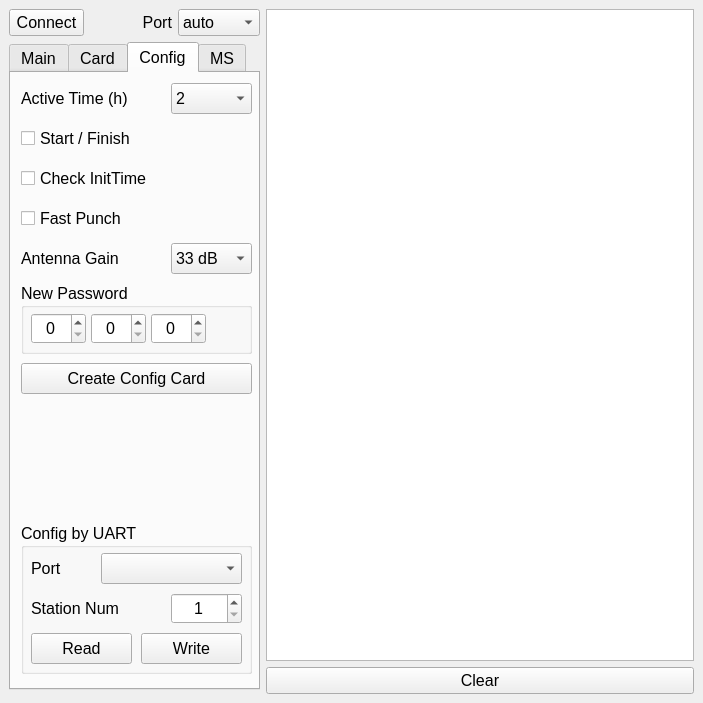
First picture: the form in design.ui, repository sportiduino/SportiduinoPQ, before the edit.
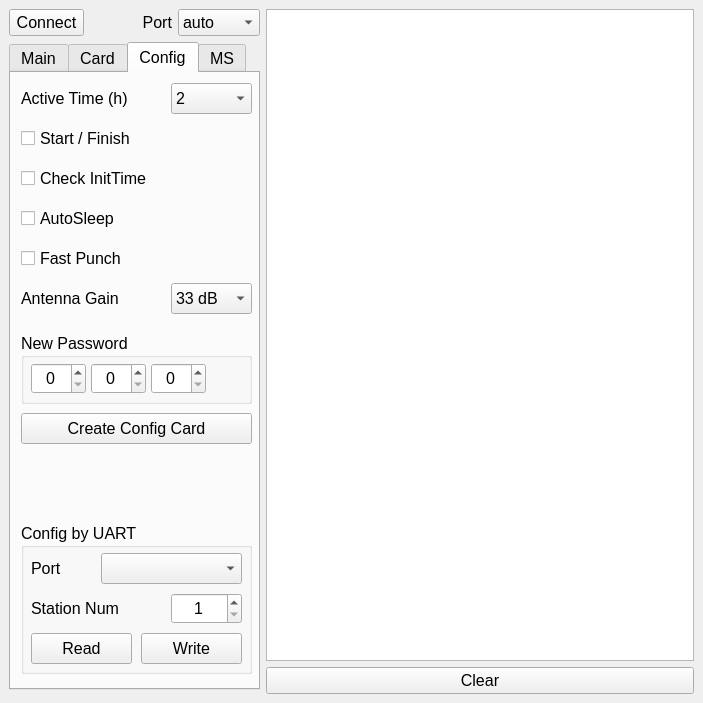
Second picture: the form after the edit. The open tabs and pages were chosen to show the change.

Commit message: Autosleep option for BS v3.9.0

```diff
--- a/design.ui
+++ b/design.ui
@@ -883,7 +883,7 @@
             <property name="geometry">
              <rect>
               <x>10</x>
-              <y>290</y>
+              <y>340</y>
               <width>231</width>
               <height>31</height>
              </rect>
@@ -899,7 +899,7 @@
             <property name="geometry">
              <rect>
               <x>10</x>
-              <y>210</y>
+              <y>260</y>
               <width>231</width>
               <height>71</height>
              </rect>
@@ -1108,7 +1108,7 @@
             <property name="geometry">
              <rect>
               <x>160</x>
-              <y>170</y>
+              <y>210</y>
               <width>81</width>
               <height>31</height>
              </rect>
@@ -1154,7 +1154,7 @@
             <property name="geometry">
              <rect>
               <x>10</x>
-              <y>170</y>
+              <y>210</y>
               <width>141</width>
               <height>31</height>
              </rect>
@@ -1193,7 +1193,7 @@
             <property name="geometry">
              <rect>
               <x>10</x>
-              <y>130</y>
+              <y>170</y>
               <width>221</width>
               <height>31</height>
              </rect>
@@ -1202,6 +1202,22 @@
              <string>Fast Punch</string>
             </property>
            </widget>
+           <widget class="QCheckBox" name="cbAutosleep">
+            <property name="geometry">
+             <rect>
+              <x>10</x>
+              <y>130</y>
+              <width>221</width>
+              <height>31</height>
+             </rect>
+            </property>
+            <property name="toolTip">
+             <string>Autosleep BS after 48 h</string>
+            </property>
+            <property name="text">
+             <string>AutoSleep</string>
+            </property>
+           </widget>
           </widget>
           <widget class="QWidget" name="tab_4">
            <attribute name="title">
```
Left out of the diff: 6 changed lines with no effect on the pictures. The commit also changes 6 other files.
